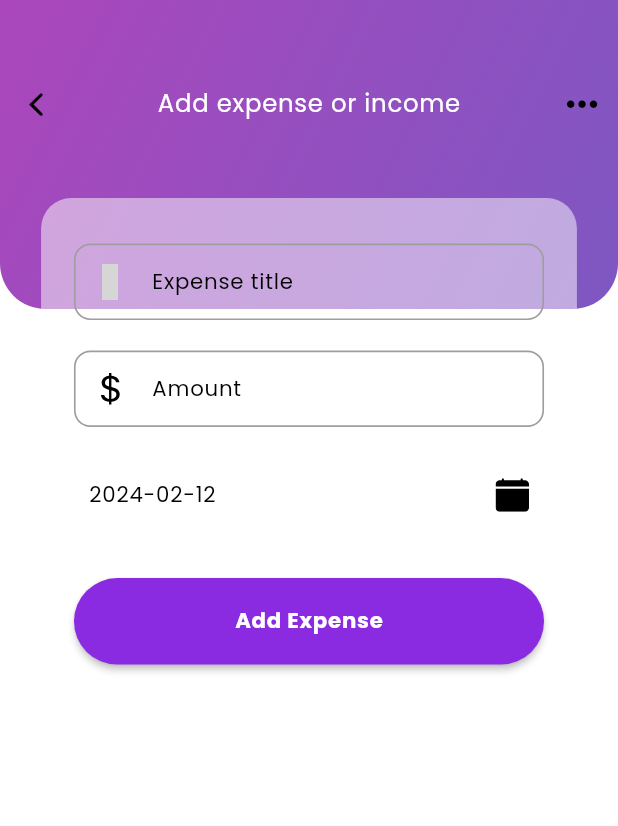
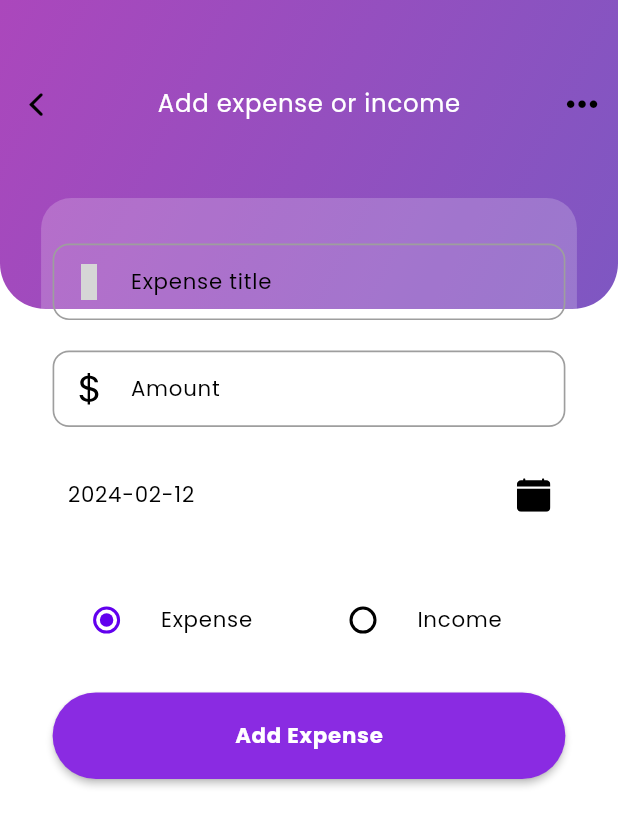
Before and after one commit to sabin6969/Budget_Buddy_With_Bloc, a Flutter app: the AddExpenseIncomePage screen opened by its route, on a phone screen of 412 x 824 dp. Shown: the top 826 px of the screen. Run offline on Flutter 3.47's test engine with Material 3 defaults, Android fonts, the phone set to English and light mode, and no system bars; our stand-ins replace cloud_firestore, firebase_auth, firebase_core, flutter_bloc, flutter_screenutil, google_sign_in and 3 more; accounts and stored records are empty; generated files the repository leaves out were written again; grey boxes are pictures that could not be loaded.

Commit message:
implemented a feature to add transactions

```diff
--- a/lib/app.dart
+++ b/lib/app.dart
@@ -1,4 +1,5 @@
 import 'package:budgetbuddy_bloc/constants/routes.dart';
+import 'package:budgetbuddy_bloc/pages/add_transaction/bloc/addtransaction_bloc.dart';
 import 'package:budgetbuddy_bloc/pages/auth/forgot_password/bloc/forgotpassword_bloc.dart';
 import 'package:budgetbuddy_bloc/pages/auth/login/bloc/login_bloc.dart';
 import 'package:budgetbuddy_bloc/pages/auth/login/login_page.dart';
@@ -33,6 +34,7 @@ class MyApp extends StatelessWidget {
             BlocProvider(create: (context) => ForgotpasswordBloc()),
             BlocProvider(create: (context) => SignupBloc()),
             BlocProvider(create: (context) => ProfileBloc()),
+            BlocProvider(create: (context) => AddtransactionBloc()),
           ],
           child: MaterialApp(
             debugShowCheckedModeBanner: false,
--- /dev/null
+++ b/lib/constants/firebase_collection_paths.dart
@@ -0,0 +1,4 @@
+class FirebaseCollectionPaths {
+  static const String users = "users";
+  static const String transactions = "transactions";
+}
--- a/lib/constants/routes.dart
+++ b/lib/constants/routes.dart
@@ -1,5 +1,5 @@
 import 'package:budgetbuddy_bloc/constants/app_routes.dart';
-import 'package:budgetbuddy_bloc/pages/add_expense_income_page.dart';
+import 'package:budgetbuddy_bloc/pages/add_transaction/add_transaction_page.dart';
 import 'package:budgetbuddy_bloc/pages/auth/forgot_password/forgot_password_page.dart';
 import 'package:budgetbuddy_bloc/pages/auth/forgot_password/forgot_password_sent_page.dart';
 import 'package:budgetbuddy_bloc/pages/auth/login/login_page.dart';
--- /dev/null
+++ b/lib/models/transactions_model.dart
@@ -0,0 +1,28 @@
+class TransactionModel {
+  String? timeStamp;
+  num? amount;
+  bool? isExpense;
+  String? title;
+  String? id;
+
+  TransactionModel(
+      {this.timeStamp, this.amount, this.isExpense, this.title, this.id});
+
+  TransactionModel.fromJson(Map<String, dynamic> json) {
+    timeStamp = json["timeStamp"];
+    amount = json["amount"];
+    isExpense = json["isExpense"];
+    title = json["title"];
+    id = json["id"];
+  }
+
+  Map<String, dynamic> toJson() {
+    final Map<String, dynamic> data = <String, dynamic>{};
+    data["timeStamp"] = timeStamp;
+    data["amount"] = amount;
+    data["isExpense"] = isExpense;
+    data["title"] = title;
+    data["id"] = id;
+    return data;
+  }
+}
--- a/lib/pages/add_expense_income_page.dart
+++ /dev/null
@@ -1,112 +0,0 @@
-import 'package:budgetbuddy_bloc/main.dart';
-import 'package:budgetbuddy_bloc/widgets/custom_app_bar_normal.dart';
-import 'package:budgetbuddy_bloc/widgets/custom_auth_button.dart';
-import 'package:budgetbuddy_bloc/widgets/custom_date_picker_button.dart';
-import 'package:budgetbuddy_bloc/widgets/custom_text_form_field.dart';
-import 'package:flutter/material.dart';
-import 'package:flutter_screenutil/flutter_screenutil.dart';
-import 'package:icons_plus/icons_plus.dart';
-
-class AddExpenseIncomePage extends StatefulWidget {
-  const AddExpenseIncomePage({super.key});
-
-  @override
-  State<AddExpenseIncomePage> createState() => _AddExpenseIncomePageState();
-}
-
-class _AddExpenseIncomePageState extends State<AddExpenseIncomePage> {
-  final TextEditingController _expenseTitleController = TextEditingController();
-  final FocusNode _expenseFocusNode = FocusNode();
-  final TextEditingController _amountController = TextEditingController();
-  final FocusNode _amountFocusNode = FocusNode();
-
-  @override
-  Widget build(BuildContext context) {
-    final bool isDark =
-        MediaQuery.of(context).platformBrightness == Brightness.dark;
-    size = MediaQuery.sizeOf(context);
-    return Scaffold(
-      body: Stack(
-        children: [
-          Container(
-            height: size.height,
-            width: size.width,
-            color: Theme.of(context).scaffoldBackgroundColor,
-          ),
-          PreferredSize(
-            preferredSize: Size(double.infinity, size.height * 0.25),
-            child: customAppBarNormal(
-              context: context,
-              size: size,
-              title: "Add expense or income",
-            ),
-          ),
-          Positioned(
-            top: 130.h,
-            left: 25.w,
-            right: 25.w,
-            child: Container(
-              height: size.height * 0.5,
-              width: size.width,
-              decoration: BoxDecoration(
-                color: isDark
-                    ? Colors.black.withOpacity(0.3)
-                    : Colors.white.withOpacity(
-                        0.5,
-                      ),
-                borderRadius: BorderRadius.circular(
-                  20.sp,
-                ),
-              ),
-              child: SingleChildScrollView(
-                child: Padding(
-                  padding: EdgeInsets.symmetric(horizontal: 20.w),
-                  child: Column(
-                    mainAxisAlignment: MainAxisAlignment.center,
-                    children: [
-                      SizedBox(
-                        height: 30.h,
-                      ),
-                      CustomTextFormField(
-                        isDark: isDark,
-                        labelText: "Expense title",
-                        prefixIcon: EvaIcons.text,
-                        textEditingController: _expenseTitleController,
-                        textInputType: TextInputType.text,
-                        currentFocusNode: _expenseFocusNode,
-                        nextFocusNode: _amountFocusNode,
-                        textCapitalization: TextCapitalization.sentences,
-                      ),
-                      SizedBox(
-                        height: 20.h,
-                      ),
-                      CustomTextFormField(
-                        isDark: isDark,
-                        labelText: "Amount",
-                        prefixIcon: Bootstrap.currency_dollar,
-                        textEditingController: _amountController,
-                        textInputType: TextInputType.number,
-                        currentFocusNode: _amountFocusNode,
-                      ),
-                      SizedBox(
-                        height: 20.h,
-                      ),
-                      const CustomDatePicker(),
-                      SizedBox(height: 30.h),
-                      CustomAuthButton(
-                        textColor: Colors.white,
-                        isPrimaryColor: true,
-                        buttonName: "Add Expense",
-                        onPressed: () {},
-                      )
-                    ],
-                  ),
-                ),
-              ),
-            ),
-          )
-        ],
-      ),
-    );
-  }
-}
--- /dev/null
+++ b/lib/pages/add_transaction/add_transaction_page.dart
@@ -0,0 +1,207 @@
+import 'package:budgetbuddy_bloc/main.dart';
+import 'package:budgetbuddy_bloc/models/transactions_model.dart';
+import 'package:budgetbuddy_bloc/pages/add_transaction/bloc/addtransaction_bloc.dart';
+import 'package:budgetbuddy_bloc/utils/ui_utils.dart';
+import 'package:budgetbuddy_bloc/widgets/custom_app_bar_normal.dart';
+import 'package:budgetbuddy_bloc/widgets/custom_auth_button.dart';
+import 'package:budgetbuddy_bloc/widgets/custom_date_picker_button.dart';
+import 'package:budgetbuddy_bloc/widgets/custom_text_form_field.dart';
+import 'package:flutter/material.dart';
+import 'package:flutter_bloc/flutter_bloc.dart';
+import 'package:flutter_screenutil/flutter_screenutil.dart';
+import 'package:icons_plus/icons_plus.dart';
+
+class AddExpenseIncomePage extends StatefulWidget {
+  const AddExpenseIncomePage({super.key});
+
+  @override
+  State<AddExpenseIncomePage> createState() => _AddExpenseIncomePageState();
+}
+
+class _AddExpenseIncomePageState extends State<AddExpenseIncomePage> {
+  final TextEditingController _transactionTitleController =
+      TextEditingController();
+  final FocusNode _transcationFocusNode = FocusNode();
+  final TextEditingController _amountController = TextEditingController();
+  final FocusNode _amountFocusNode = FocusNode();
+  final ValueNotifier<bool> isExpense = ValueNotifier(true);
+
+  @override
+  Widget build(BuildContext context) {
+    final bool isDark =
+        MediaQuery.of(context).platformBrightness == Brightness.dark;
+    size = MediaQuery.sizeOf(context);
+    final AddtransactionBloc addtransactionBloc =
+        BlocProvider.of<AddtransactionBloc>(context);
+    return Scaffold(
+      body: BlocListener<AddtransactionBloc, AddtransactionState>(
+        bloc: addtransactionBloc,
+        listener: (context, state) {
+          if (state is AddtransactionLoading) {
+            UiUtils.showLoadingDialog(
+                context: context, message: "Adding transcations");
+          } else if (state is AddtransactionFailed) {
+            Navigator.of(context).pop(); // Close loading dialog
+            UiUtils.showSnackBar(message: state.message, context: context);
+          } else if (state is AddtransactionSucess) {
+            Navigator.of(context).pop(); // Close loading dialog
+            UiUtils.showSnackBar(
+              message: "Transcation added",
+              context: context,
+            );
+            _transactionTitleController.clear();
+            _amountController.clear();
+          }
+        },
+        child: Stack(
+          children: [
+            Container(
+              height: size.height,
+              width: size.width,
+              color: Theme.of(context).scaffoldBackgroundColor,
+            ),
+            PreferredSize(
+              preferredSize: Size(double.infinity, size.height * 0.25),
+              child: customAppBarNormal(
+                context: context,
+                size: size,
+                title: "Add expense or income",
+              ),
+            ),
+            Positioned(
+              top: 130.h,
+              left: 25.w,
+              right: 25.w,
+              child: Container(
+                height: size.height * 0.7,
+                width: size.width,
+                decoration: BoxDecoration(
+                  color: isDark
+                      ? Colors.black.withOpacity(0.3)
+                      : Colors.white.withOpacity(
+                          0.2,
+                        ),
+                  borderRadius: BorderRadius.circular(
+                    20.sp,
+                  ),
+                ),
+                child: SingleChildScrollView(
+                  child: Padding(
+                    padding: EdgeInsets.symmetric(horizontal: 7.w),
+                    child: Column(
+                      mainAxisAlignment: MainAxisAlignment.center,
+                      children: [
+                        SizedBox(
+                          height: 30.h,
+                        ),
+                        CustomTextFormField(
+                          isDark: isDark,
+                          labelText: "Expense title",
+                          prefixIcon: EvaIcons.text,
+                          textEditingController: _transactionTitleController,
+                          textInputType: TextInputType.text,
+                          currentFocusNode: _transcationFocusNode,
+                          nextFocusNode: _amountFocusNode,
+                          textCapitalization: TextCapitalization.sentences,
+                        ),
+                        SizedBox(
+                          height: 20.h,
+                        ),
+                        CustomTextFormField(
+                          isDark: isDark,
+                          labelText: "Amount",
+                          prefixIcon: Bootstrap.currency_dollar,
+                          textEditingController: _amountController,
+                          textInputType: TextInputType.number,
+                          currentFocusNode: _amountFocusNode,
+                        ),
+                        SizedBox(
+                          height: 20.h,
+                        ),
+                        const CustomDatePicker(),
+                        SizedBox(height: 30.h),
+                        Row(
+                          children: [
+                            Expanded(
+                              child: ValueListenableBuilder(
+                                valueListenable: isExpense,
+                                builder: (context, value, child) {
+                                  return RadioListTile<bool>(
+                                    value: true,
+                                    groupValue: value,
+                                    onChanged: (newValue) {
+                                      isExpense.value = newValue!;
+                                    },
+                                    title: Text(
+                                      "Expense",
+                                      style: Theme.of(context)
+                                          .textTheme
+                                          .labelMedium!
+                                          .copyWith(
+                                            fontWeight: FontWeight.normal,
+                                          ),
+                                    ),
+                                  );
+                                },
+                              ),
+                            ),
+                            Expanded(
+                              child: ValueListenableBuilder(
+                                valueListenable: isExpense,
+                                builder: (context, value, child) {
+                                  return RadioListTile<bool>(
+                                    value: false,
+                                    groupValue: value,
+                                    onChanged: (newValue) {
+                                      isExpense.value = newValue!;
+                                    },
+                                    title: Text(
+                                      "Income",
+                                      style: Theme.of(context)
+                                          .textTheme
+                                          .labelMedium!
+                                          .copyWith(
+                                            fontWeight: FontWeight.normal,
+                                          ),
+                                    ),
+                                  );
+                                },
+                              ),
+                            )
+                          ],
+                        ),
+                        SizedBox(
+                          height: 20.h,
+                        ),
+                        CustomAuthButton(
+                          textColor: Colors.white,
+                          isPrimaryColor: true,
+                          buttonName: "Add Expense",
+                          onPressed: () {
+                            addtransactionBloc.add(
+                              AddTransactionEvent(
+                                transactionModel: TransactionModel(
+                                  timeStamp: timeStamp,
+                                  id: DateTime.now()
+                                      .millisecondsSinceEpoch
+                                      .toString(),
+                                  title: _transactionTitleController.text,
+                                  amount: num.tryParse(_amountController.text),
+                                  isExpense: isExpense.value,
+                                ),
+                              ),
+                            );
+                          },
+                        )
+                      ],
+                    ),
+                  ),
+                ),
+              ),
+            )
+          ],
+        ),
+      ),
+    );
+  }
+}
--- /dev/null
+++ b/lib/pages/add_transaction/bloc/addtransaction_bloc.dart
@@ -0,0 +1,30 @@
+import 'package:budgetbuddy_bloc/helpers/firebase_helper.dart';
+import 'package:budgetbuddy_bloc/models/transactions_model.dart';
+import 'package:flutter_bloc/flutter_bloc.dart';
+
+part 'addtransaction_event.dart';
+part 'addtransaction_state.dart';
+
+class AddtransactionBloc
+    extends Bloc<AddtransactionEvent, AddtransactionState> {
+  final FirebaseHelper _firebaseHelper = FirebaseHelper();
+  AddtransactionBloc() : super(AddtransactionInitial()) {
+    on<AddTransactionEvent>(addTransaction);
+  }
+  addTransaction(
+      AddTransactionEvent event, Emitter<AddtransactionState> emit) async {
+    if (event.transactionModel.title!.isEmpty ||
+        event.transactionModel.amount == null) {
+      emit(AddtransactionFailed(message: "All fields are required"));
+    } else {
+      try {
+        emit(AddtransactionLoading());
+        await _firebaseHelper.addTranscations(event.transactionModel);
+        emit(AddtransactionSucess());
+      } catch (e) {
+        emit(AddtransactionInitial());
+        emit(AddtransactionFailed(message: e.toString()));
+      }
+    }
+  }
+}
--- /dev/null
+++ b/lib/pages/add_transaction/bloc/addtransaction_event.dart
@@ -0,0 +1,9 @@
+part of 'addtransaction_bloc.dart';
+
+sealed class AddtransactionEvent {}
+
+class AddTransactionEvent extends AddtransactionEvent {
+  final TransactionModel transactionModel;
+
+  AddTransactionEvent({required this.transactionModel});
+}
--- /dev/null
+++ b/lib/pages/add_transaction/bloc/addtransaction_state.dart
@@ -0,0 +1,15 @@
+part of 'addtransaction_bloc.dart';
+
+sealed class AddtransactionState {}
+
+final class AddtransactionInitial extends AddtransactionState {}
+
+final class AddtransactionSucess extends AddtransactionState {}
+
+final class AddtransactionLoading extends AddtransactionState {}
+
+final class AddtransactionFailed extends AddtransactionState {
+  final String message;
+
+  AddtransactionFailed({required this.message});
+}
--- a/lib/pages/auth/signup/signup_page.dart
+++ b/lib/pages/auth/signup/signup_page.dart
@@ -71,6 +71,7 @@ class _SignupPageState extends State<SignupPage> {
             Navigator.pop(context);
           } else if (state is SignupSucess) {
             UiUtils.showSnackBar(message: "Account created", context: context);
+            userPreferences.markUserAsLoggedIn();
             Navigator.pushNamedAndRemoveUntil(
                 context, AppRoutes.homePageRoute, (route) => false);
           }
--- a/lib/pages/stats/stats_page.dart
+++ b/lib/pages/stats/stats_page.dart
@@ -29,7 +29,11 @@ class _StatsPageState extends State<StatsPage> {
             hasNavigation: false,
           ),
           StreamBuilder(
-            stream: FirebaseFirestore.instance.collection("users").snapshots(),
+            stream: FirebaseFirestore.instance
+                .collection("users")
+                .doc("2GW18mlFSVg7hQDPHd5Q0fFfLLq1")
+                .collection("expenses")
+                .snapshots(),
             builder: (context, snapshot) {
               switch (snapshot.connectionState) {
                 case ConnectionState.none:
--- a/lib/widgets/custom_date_picker_button.dart
+++ b/lib/widgets/custom_date_picker_button.dart
@@ -10,8 +10,10 @@ class CustomDatePicker extends StatefulWidget {
   State<CustomDatePicker> createState() => _CustomDatePickerState();
 }
 
+String formattedDate = DateFormat("yyyy-MM-dd").format(DateTime.now());
+String timeStamp = DateTime.now().millisecondsSinceEpoch.toString();
+
 class _CustomDatePickerState extends State<CustomDatePicker> {
-  String formattedDate = DateFormat("yyyy-MM-dd").format(DateTime.now());
   @override
   Widget build(BuildContext context) {
     return InkWell(
@@ -29,6 +31,7 @@ class _CustomDatePickerState extends State<CustomDatePicker> {
           formattedDate = DateFormat("yyyy-MM-dd").format(
             value!,
           );
+          timeStamp = value.millisecondsSinceEpoch.toString();
           setState(() {});
         });
       },
--- a/pubspec.yaml
+++ b/pubspec.yaml
@@ -20,6 +20,7 @@ dependencies:
   google_sign_in: ^6.2.1
   icons_plus: ^5.0.0
   intl: ^0.19.0
+  fl_chart: ^0.66.2
 
 dev_dependencies:
   flutter_test:
```
Also changed, not shown: lib/helpers/firebase_helper.dart (+20 -2 lines), pubspec.lock.
